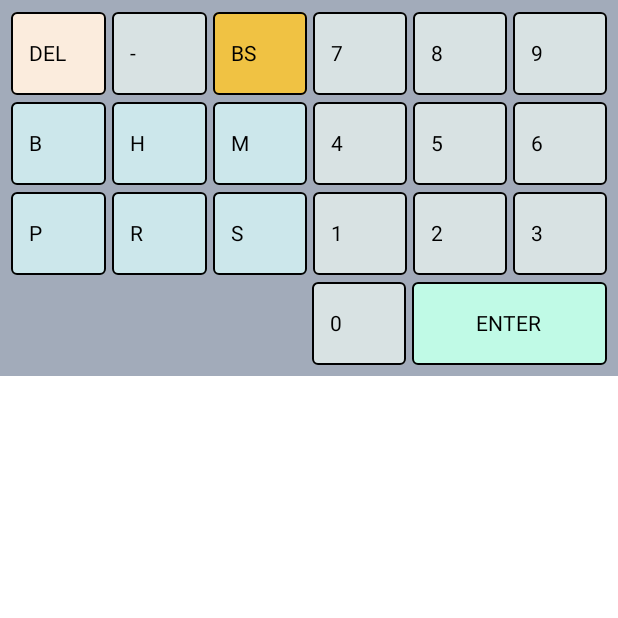
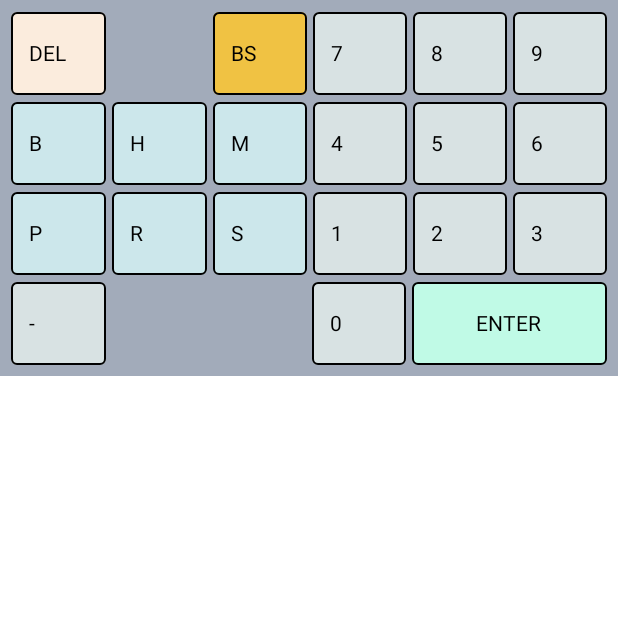
Before and after one commit to kurt-arpilleda/customKeyboard, an Android app built with Jetpack Compose: the composable KeyboardScreen shown on its own in the app's theme, on a phone screen of 412 x 824 dp, the top half of it. Run offline under Robolectric (Android 15) with nearby library versions, the phone set to English and light mode, and no system bars.

```diff
--- a/app/src/main/java/com/example/customkeyboard/KeyboardScreen.kt
+++ b/app/src/main/java/com/example/customkeyboard/KeyboardScreen.kt
@@ -37,10 +37,10 @@ import kotlinx.coroutines.launch
 @Composable
 fun KeyboardScreen() {
     val alphabeticKeysMatrix = arrayOf(
-        arrayOf("DEL", "-", "BS", "7", "8", "9"),
+        arrayOf("DEL", "", "BS", "7", "8", "9"),
         arrayOf("B", "H", "M", "4", "5", "6"),
         arrayOf("P", "R", "S", "1", "2", "3"),
-        arrayOf("", "", "", "0", "Enter")
+        arrayOf("-", "", "", "0", "Enter")
     )
     val currentKeyPressed = remember { mutableStateOf("") }
 
```
